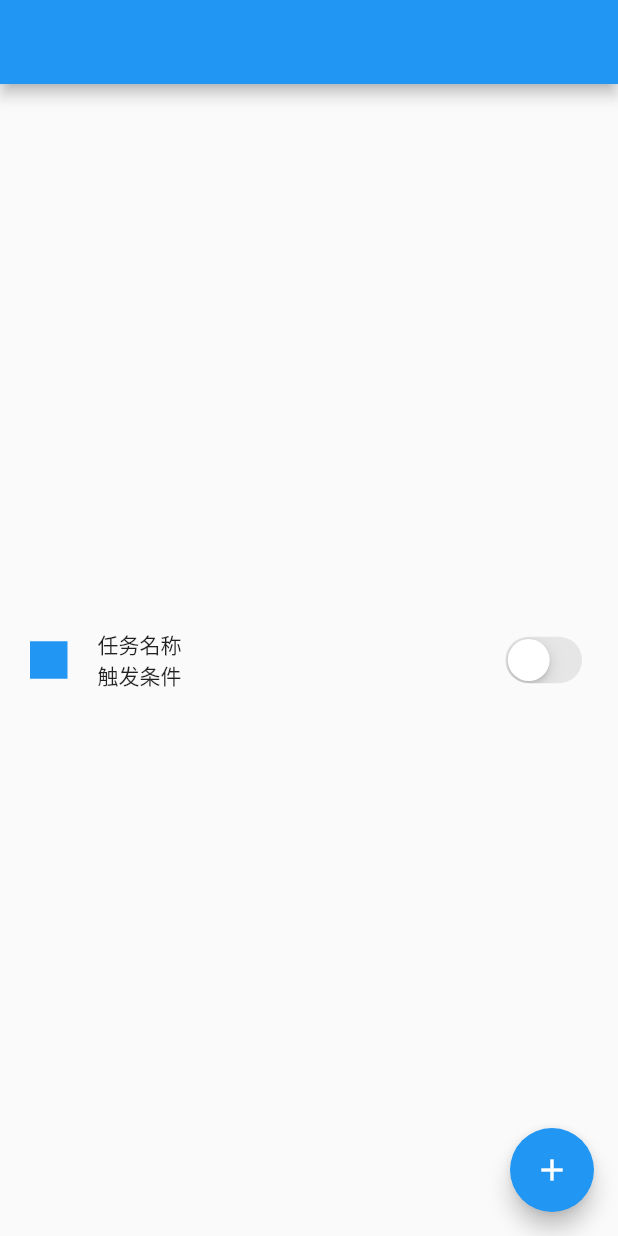
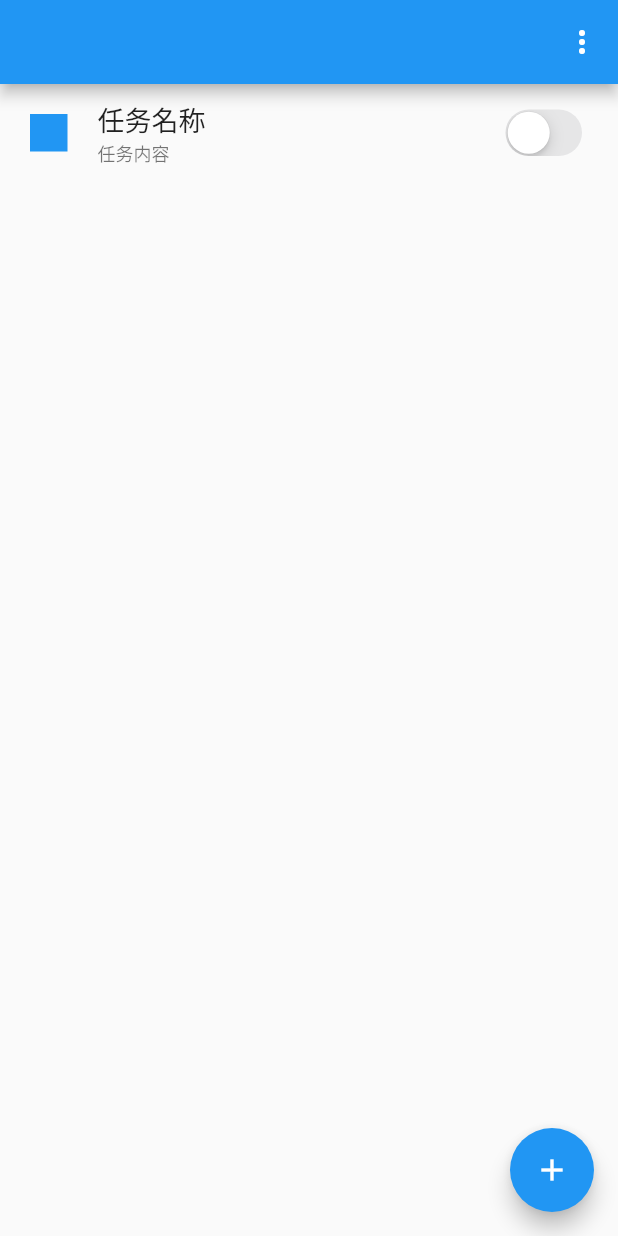
Before and after one commit to FlodCoding/Task-J, a Flutter app: the screen it shows after launch, after a tap on the "add" icon, on a phone screen of 412 x 824 dp. Run offline on Flutter 3.47's test engine with Material 2 defaults, Android fonts, the phone set to English and light mode, and no system bars.

Commit message:
大致的任务主视图

```diff
--- /dev/null
+++ b/lib/model/bean/TaskItemBean.dart
@@ -0,0 +1,4 @@
+
+class TaskItemBean{
+
+}
--- a/lib/page/HomePage.dart
+++ b/lib/page/HomePage.dart
@@ -1,32 +1,76 @@
 import 'package:flutter/material.dart';
+import 'package:task_j/model/bean/TaskItemBean.dart';
 import 'package:task_j/widget/TaskItem.dart';
 
-class HomePage extends StatefulWidget{
+class HomePage extends StatefulWidget {
   @override
   State<StatefulWidget> createState() {
     return new _HomePageState();
   }
 }
 
-class _HomePageState extends State<HomePage>{
+class _HomePageState extends State<HomePage> {
+  List<TaskItemBean> list = [];
+
   @override
   Widget build(BuildContext context) {
     return Scaffold(
       appBar: AppBar(
         title: Text(""),
+        actions: <Widget>[
+          PopupMenuButton(onSelected: (int) {
+            switch (int) {
+              case 0:
+                //TODO 去设置
+                showDialog(
+                    context: context,
+                    builder: (context) {
+                      return AlertDialog(
+                        content: Text("设置"),
+                      );
+                    });
+                break;
+              case 1:
+                //TODO 去关于
+                showDialog(
+                    context: context,
+                    builder: (context) {
+                      return AlertDialog(
+                        content: Text("关于"),
+                      );
+                    });
+                break;
+            }
+          }, itemBuilder: (context) {
+            return <PopupMenuEntry<int>>[
+              PopupMenuItem(
+                child: Text("设置"),
+                value: 0,
+              ),
+              PopupMenuItem(
+                child: Text("关于"),
+                value: 1,
+              )
+            ];
+          })
+        ],
       ),
-      body: Center(
-
-        child: Column(
-
-          mainAxisAlignment: MainAxisAlignment.center,
-          children: <Widget>[
-            TaskItem()
-          ],
-        ),
-      ),
+      body: ListView.separated(
+          itemBuilder: (context, index) {
+            return TaskItem();
+          },
+          separatorBuilder: (context, index) => Divider(
+                indent: 55,
+                endIndent: 20,
+                color: Colors.grey[400],
+              ),
+          itemCount: list.length),
       floatingActionButton: FloatingActionButton(
-        onPressed: (){},
+        onPressed: () {
+          setState(() {
+            list.add(TaskItemBean());
+          });
+        },
         tooltip: 'Increment',
         child: Icon(Icons.add),
       ),
--- /dev/null
+++ b/lib/style/CommonStyle.dart
@@ -0,0 +1 @@
+import 'package:flutter/material.dart';
--- a/lib/widget/TaskItem.dart
+++ b/lib/widget/TaskItem.dart
@@ -18,7 +18,7 @@ class _TaskItemState extends State<TaskItem> {
         //TODO 任务详情
       },
       child: Container(
-        padding: EdgeInsets.only(left: 20, right: 20),
+        padding: EdgeInsets.only(left: 20, right: 20, top: 10, bottom: 10),
         /* elevation: 5,
         margin: EdgeInsets.only(left: 10, right: 10, top: 8),*/
         child: Row(
@@ -29,11 +29,6 @@ class _TaskItemState extends State<TaskItem> {
               height: 25,
               color: Colors.blue,
             ),
-            /*   Icon(
-              Icons.person,
-
-              size: 50,
-            ),*/
             Expanded(
                 flex: 1,
                 child: Column(
@@ -42,11 +37,12 @@ class _TaskItemState extends State<TaskItem> {
                     Text(
                       "任务名称",
                       overflow: TextOverflow.ellipsis,
+                      style: TextStyle(color: Colors.black87, fontSize: 18),
                     ),
                     Text(
-                      "触发条件",
+                      "任务内容",
+                      style: TextStyle(color: Colors.black54, fontSize: 12),
                       overflow: TextOverflow.ellipsis,
-
                     ),
                   ],
                 )),
```
